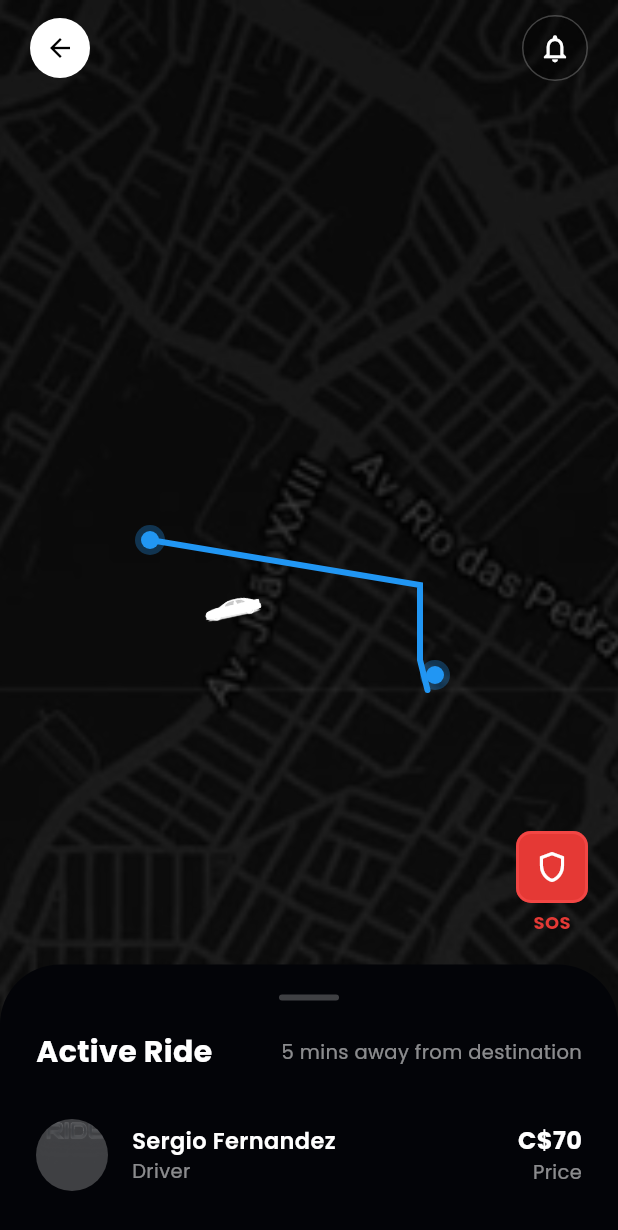
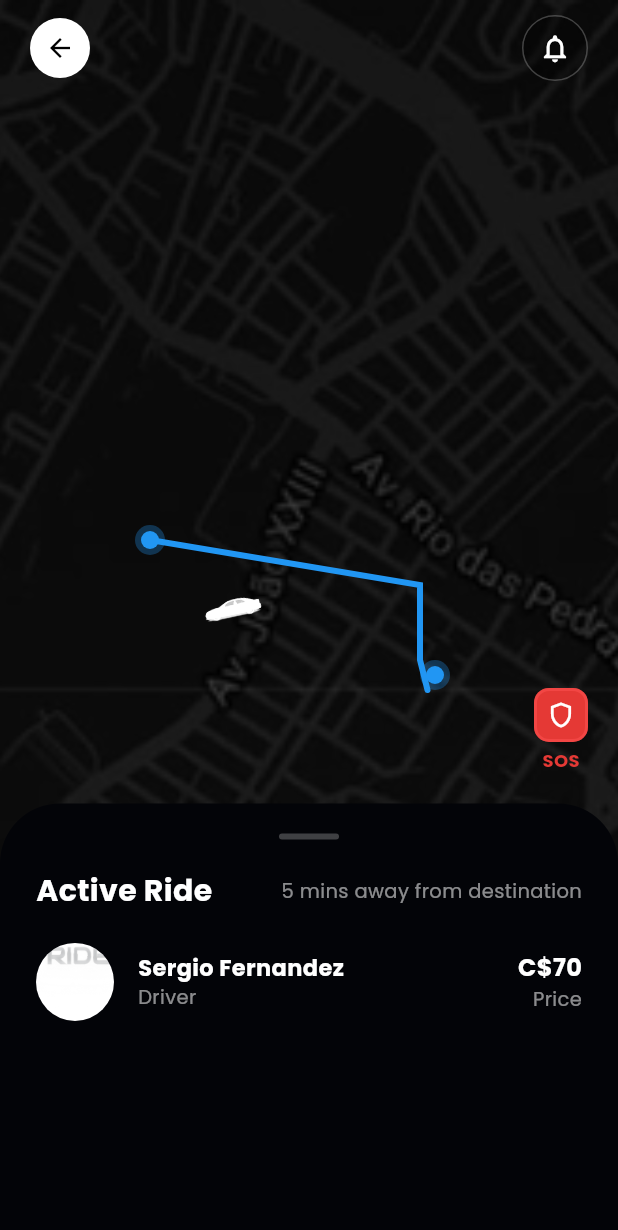
Before and after one commit to RidenTech/riden-passenger-app, a Flutter app: the ActiveRideScreen screen opened directly, on a phone screen of 412 x 824 dp. Shown: the top 1230 px of the screen. Run offline on Flutter 3.47's test engine with Material 3 defaults, Android fonts, the phone set to English and light mode, and no system bars; our stand-ins replace get, google_fonts.

Commit message:
chat/
active ride screen and SOS screen

```diff
--- /dev/null
+++ b/lib/chat/active_ride_screen.dart
@@ -0,0 +1,400 @@
+import 'package:flutter/material.dart';
+import 'package:google_fonts/google_fonts.dart';
+import 'sos_screen.dart';
+
+class ActiveRideScreen extends StatefulWidget {
+  const ActiveRideScreen({super.key});
+
+  @override
+  State<ActiveRideScreen> createState() => _ActiveRideScreenState();
+}
+
+class _ActiveRideScreenState extends State<ActiveRideScreen> {
+  double _sheetPosition = 0.35;
+
+  @override
+  Widget build(BuildContext context) {
+    return Scaffold(
+      backgroundColor: Colors.black,
+      body: Stack(
+        children: [
+          // Map Background
+          Positioned.fill(
+            child: Image.asset(
+              "assets/images/map.png",
+              fit: BoxFit.cover,
+              opacity: const AlwaysStoppedAnimation(0.6),
+            ),
+          ),
+          _buildMapOverlay(),
+          // Top Action Buttons
+          SafeArea(
+            child: Padding(
+              padding: const EdgeInsets.symmetric(horizontal: 20, vertical: 10),
+              child: Row(
+                mainAxisAlignment: MainAxisAlignment.spaceBetween,
+                children: [
+                  GestureDetector(
+                    onTap: () => Navigator.pop(context),
+                    child: Container(
+                      padding: const EdgeInsets.all(10),
+                      decoration: const BoxDecoration(
+                        color: Colors.white,
+                        shape: BoxShape.circle,
+                      ),
+                      child: const Icon(Icons.arrow_back, color: Colors.black, size: 20),
+                    ),
+                  ),
+                  Container(
+                    padding: const EdgeInsets.all(10),
+                    decoration: BoxDecoration(
+                      color: Colors.black.withOpacity(0.3),
+                      shape: BoxShape.circle,
+                      border: Border.all(color: Colors.white24, width: 1),
+                    ),
+                    child: const Icon(Icons.notifications_none_outlined, color: Colors.white, size: 22),
+                  ),
+                ],
+              ),
+            ),
+          ),
+
+          // Dynamic SOS Button on bottom right tracking the sheet position
+          Positioned(
+            right: 20,
+            bottom: (_sheetPosition * MediaQuery.of(context).size.height) + 20,
+            child: GestureDetector(
+              onTap: () => Navigator.push(context, MaterialPageRoute(builder: (_) => const SosScreen())),
+              child: Column(
+                children: [
+                  Container(
+                    padding: const EdgeInsets.all(6),
+                    decoration: BoxDecoration(
+                    color: const Color(0xFFE53935), // Red
+                    borderRadius: BorderRadius.circular(10),
+                    border: Border.all(color: Colors.redAccent.withOpacity(0.5), width: 2),
+                  ),
+                  child: const Icon(Icons.shield_outlined, color: Colors.white, size: 20),
+                ),
+                const SizedBox(height: 4),
+                Text("SOS", style: GoogleFonts.poppins(color: const Color(0xFFE53935), fontSize: 12, fontWeight: FontWeight.bold)),
+              ],
+            ),
+            ),
+          ),
+
+          // Draggable Bottom Sheet
+          NotificationListener<DraggableScrollableNotification>(
+            onNotification: (notification) {
+              setState(() {
+                _sheetPosition = notification.extent;
+              });
+              return true;
+            },
+            child: DraggableScrollableSheet(
+              initialChildSize: 0.35,
+              minChildSize: 0.35,
+              maxChildSize: 0.85,
+              builder: (context, scrollController) {
+                return Container(
+                  padding: const EdgeInsets.fromLTRB(24, 20, 24, 0),
+                  decoration: const BoxDecoration(
+                    color: Color(0xFF030408),
+                    borderRadius: BorderRadius.only(topLeft: Radius.circular(40), topRight: Radius.circular(40)),
+                  ),
+                  child: SingleChildScrollView(
+                    controller: scrollController, // Allow scrolling the sheet
+                    physics: const ClampingScrollPhysics(),
+                    child: Column(
+                      mainAxisSize: MainAxisSize.min,
+                      children: [
+                        Container(width: 40, height: 4, decoration: BoxDecoration(color: Colors.white24, borderRadius: BorderRadius.circular(2))),
+                        const SizedBox(height: 20),
+
+                        Row(
+                          mainAxisAlignment: MainAxisAlignment.spaceBetween,
+                          children: [
+                            Text("Active Ride", style: GoogleFonts.poppins(color: Colors.white, fontSize: 20, fontWeight: FontWeight.bold)),
+                            Text("5 mins away from destination", style: GoogleFonts.poppins(color: Colors.white54, fontSize: 13)),
+                          ],
+                        ),
+                        const SizedBox(height: 20),
+
+                        if (_sheetPosition <= 0.4) ...[
+                          // Collapsed state profile info
+                          Row(
+                            children: [
+                              const CircleAvatar(
+                                radius: 26,
+                                backgroundImage: AssetImage("assets/images/r.png"),
+                                backgroundColor: Colors.white,
+                              ),
+                              const SizedBox(width: 16),
+                              Expanded(
+                                child: Column(
+                                  crossAxisAlignment: CrossAxisAlignment.start,
+                                  children: [
+                                    Text("Sergio Fernandez", style: GoogleFonts.poppins(color: Colors.white, fontSize: 15, fontWeight: FontWeight.bold)),
+                                    Text("Driver", style: GoogleFonts.poppins(color: Colors.white54, fontSize: 13)),
+                                  ],
+                                ),
+                              ),
+                              Column(
+                                crossAxisAlignment: CrossAxisAlignment.end,
+                                children: [
+                                  Text("C\$70", style: GoogleFonts.poppins(color: Colors.white, fontSize: 16, fontWeight: FontWeight.bold)),
+                                  Text("Price", style: GoogleFonts.poppins(color: Colors.white54, fontSize: 13)),
+                                ],
+                              ),
+                            ],
+                          ),
+                        ] else ...[
+                          // Expanded State
+                          // 1. Profile Container
+                          _buildInfoContainer(
+                            child: Row(
+                              children: [
+                                const CircleAvatar(
+                                  radius: 26,
+                                  backgroundImage: AssetImage("assets/images/r.png"),
+                                  backgroundColor: Colors.white24,
+                                ),
+                                const SizedBox(width: 16),
+                                Expanded(
+                                  child: Column(
+                                    crossAxisAlignment: CrossAxisAlignment.start,
+                                    children: [
+                                      Text("Sergio Fernandez", style: GoogleFonts.poppins(color: Colors.white, fontSize: 15, fontWeight: FontWeight.bold)),
+                                      Text("Driver", style: GoogleFonts.poppins(color: Colors.white54, fontSize: 13)),
+                                    ],
+                                  ),
+                                ),
+                              ],
+                            ),
+                          ),
+                          const SizedBox(height: 16),
+
+                          // 2. Destination Container
+                          _buildInfoContainer(
+                            child: Column(
+                              crossAxisAlignment: CrossAxisAlignment.start,
+                              children: [
+                                Text("Destination", style: GoogleFonts.poppins(color: Colors.white, fontSize: 14, fontWeight: FontWeight.bold)),
+                                const SizedBox(height: 16),
+                                Row(
+                                  crossAxisAlignment: CrossAxisAlignment.start,
+                                  children: [
+                                    Column(
+                                      children: [
+                                        const SizedBox(height: 5),
+                                        Container(width: 10, height: 10, decoration: const BoxDecoration(color: Colors.white, shape: BoxShape.circle)),
+                                        const SizedBox(height: 4),
+                                        ...List.generate(7, (index) => Container(
+                                          width: 2, height: 4, margin: const EdgeInsets.only(bottom: 4), color: Colors.white54
+                                        )),
+                                        const Icon(Icons.near_me, color: Colors.blue, size: 16),
+                                      ],
+                                    ),
+                                    const SizedBox(width: 16),
+                                    Expanded(
+                                      child: Column(
+                                        crossAxisAlignment: CrossAxisAlignment.start,
+                                        children: [
+                                          Text("Home", style: GoogleFonts.poppins(color: Colors.white, fontSize: 14, fontWeight: FontWeight.bold)),
+                                          Text("2972 Westheimer Rd. Santa Ana, Illinois 85486", style: GoogleFonts.poppins(color: Colors.white54, fontSize: 12)),
+                                          const SizedBox(height: 24),
+                                          Text("Coffee Shop", style: GoogleFonts.poppins(color: Colors.white, fontSize: 14, fontWeight: FontWeight.bold)),
+                                          Text("1901 Thornridge Cir. Shiloh, Hawaii 81063", style: GoogleFonts.poppins(color: Colors.white54, fontSize: 12)),
+                                        ],
+                                      ),
+                                    ),
+                                  ],
+                                ),
+                              ],
+                            ),
+                          ),
+                          const SizedBox(height: 16),
+
+                          // 3. Ride Details Container
+                          _buildInfoContainer(
+                            child: Column(
+                              crossAxisAlignment: CrossAxisAlignment.start,
+                              children: [
+                                Row(
+                                  mainAxisAlignment: MainAxisAlignment.spaceBetween,
+                                  children: [
+                                    Text("Ride Details", style: GoogleFonts.poppins(color: Colors.white, fontSize: 14, fontWeight: FontWeight.bold)),
+                                    Text("Booking ID : 2345", style: GoogleFonts.poppins(color: Colors.white54, fontSize: 12)),
+                                  ],
+                                ),
+                                const SizedBox(height: 20),
+                                Text("Riden SUV(SI 984-ZWRT)", style: GoogleFonts.poppins(color: Colors.white.withOpacity(0.9), fontSize: 14, fontWeight: FontWeight.w600)),
+                                const Divider(color: Colors.white24, height: 30),
+                                _buildRideDetailRow("Total Distance", "9.8 km"),
+                                const Divider(color: Colors.white24, height: 30),
+                                _buildRideDetailRow("Total Fare", "C\$70"),
+                                const Divider(color: Colors.white24, height: 30),
+                                _buildRideDetailRow("Discount", "C\$0"),
+                                const Divider(color: Colors.white24, height: 30),
+                                _buildRideDetailRow("Payment Method", "Wallet"),
+                              ],
+                            ),
+                          ),
+                          const SizedBox(height: 24),
+
+                          // 4. Add Tips Section
+                          Align(
+                            alignment: Alignment.centerLeft,
+                            child: Text("Add Tips", style: GoogleFonts.poppins(color: Colors.white, fontSize: 16, fontWeight: FontWeight.bold)),
+                          ),
+                          const SizedBox(height: 16),
+                          Row(
+                            mainAxisAlignment: MainAxisAlignment.spaceBetween,
+                            children: ["10%", "15%", "20%", "25%"].map((t) => _buildTipButton(t)).toList(),
+                          ),
+                          const SizedBox(height: 16),
+                          TextButton(
+                            onPressed: () {},
+                            child: Text("Enter Custom Amount", style: GoogleFonts.poppins(color: Colors.blue, fontSize: 14, fontWeight: FontWeight.w600)),
+                          ),
+                        ],
+
+                        SizedBox(height: MediaQuery.of(context).padding.bottom + 20),
+                      ],
+                    ),
+                  ),
+                );
+              },
+            ),
+          ),
+        ],
+      ),
+    );
+  }
+
+  Widget _buildInfoContainer({required Widget child}) {
+    return Container(
+      width: double.infinity,
+      padding: const EdgeInsets.all(16),
+      decoration: BoxDecoration(
+        color: Colors.white.withOpacity(0.6), // 0.6 opacity white
+        borderRadius: BorderRadius.circular(16),
+        border: Border.all(color: Colors.white.withOpacity(0.1)),
+      ),
+      child: child,
+    );
+  }
+
+  Widget _buildRideDetailRow(String title, String value) {
+    return Row(
+      mainAxisAlignment: MainAxisAlignment.spaceBetween,
+      children: [
+        Text(title, style: GoogleFonts.poppins(color: Colors.white.withOpacity(0.9), fontSize: 13, fontWeight: FontWeight.w500)),
+        Text(value, style: GoogleFonts.poppins(color: Colors.white.withOpacity(0.9), fontSize: 13, fontWeight: FontWeight.w500)),
+      ],
+    );
+  }
+
+  Widget _buildTipButton(String text) {
+    return Container(
+      padding: const EdgeInsets.symmetric(horizontal: 22, vertical: 12),
+      decoration: BoxDecoration(
+        color: const Color(0xFF4A5C75), // Blue-grey block color style
+        borderRadius: BorderRadius.circular(8),
+        boxShadow: [
+          BoxShadow(
+            color: Colors.black.withOpacity(0.2),
+            blurRadius: 4,
+            offset: const Offset(0, 2),
+          ),
+        ]
+      ),
+      child: Text(text, style: GoogleFonts.poppins(color: Colors.white, fontSize: 14, fontWeight: FontWeight.bold)),
+    );
+  }
+
+  Widget _buildMapOverlay() {
+    return Positioned.fill(
+      child: Stack(
+        children: [
+          Positioned(
+             top: 360,
+             left: 100,
+             child: CustomPaint(
+                size: const Size(200, 100),
+                painter: RoutePainterChat(),
+             ),
+          ),
+          Positioned(
+            top: 395,
+            left: 135,
+            child: Transform.rotate(
+              angle: -0.2, // rotate right
+              child: Image.asset("assets/images/car.png", width: 40, height: 20, fit: BoxFit.contain, color: Colors.white),
+            ),
+          ),
+          Positioned(
+            top: 350,
+            left: 90,
+            child: Container(
+              padding: const EdgeInsets.all(4),
+              decoration: BoxDecoration(
+                color: Colors.blue.withOpacity(0.3),
+                shape: BoxShape.circle,
+              ),
+              child: Container(
+                width: 12,
+                height: 12,
+                decoration: const BoxDecoration(
+                  color: Colors.blue,
+                  shape: BoxShape.circle,
+                ),
+              ),
+            ),
+          ),
+          Positioned(
+            top: 440,
+            left: 280,
+            child: Container(
+              padding: const EdgeInsets.all(4),
+              decoration: BoxDecoration(
+                color: Colors.blue.withOpacity(0.3),
+                shape: BoxShape.circle,
+              ),
+              child: Container(
+                width: 12,
+                height: 12,
+                decoration: const BoxDecoration(
+                  color: Colors.blue,
+                  shape: BoxShape.circle,
+                ),
+              ),
+            ),
+          ),
+        ],
+      ),
+    );
+  }
+}
+
+class RoutePainterChat extends CustomPainter {
+  @override
+  void paint(Canvas canvas, Size size) {
+    Paint paint = Paint()
+      ..color = Colors.blue
+      ..strokeWidth = 4
+      ..strokeCap = StrokeCap.round
+      ..style = PaintingStyle.stroke;
+
+    Path path = Path();
+    path.moveTo(0, 0);
+    path.lineTo(size.width * 0.9, size.height * 0.3);
+    path.lineTo(size.width * 0.9, size.height * 0.8);
+    path.lineTo(size.width - 15, size.height);
+
+    canvas.drawPath(path, paint);
+  }
+
+  @override
+  bool shouldRepaint(covariant CustomPainter oldDelegate) => false;
+}
--- a/lib/home/active_ride_screen.dart
+++ b/lib/chat/sos_screen.dart
@@ -1,8 +1,8 @@
 import 'package:flutter/material.dart';
 import 'package:google_fonts/google_fonts.dart';
 
-class ActiveRideScreen extends StatelessWidget {
-  const ActiveRideScreen({super.key});
+class SosScreen extends StatelessWidget {
+  const SosScreen({super.key});
 
   @override
   Widget build(BuildContext context) {
@@ -19,6 +19,7 @@ class ActiveRideScreen extends StatelessWidget {
             ),
           ),
           _buildMapOverlay(),
+
           // Top Action Buttons
           SafeArea(
             child: Padding(
@@ -51,87 +52,75 @@ class ActiveRideScreen extends StatelessWidget {
             ),
           ),
 
-          // Bottom Area contains SOS + Bottom Sheet
+          // Bottom Sheet Overlay
           Align(
             alignment: Alignment.bottomCenter,
-            child: Column(
-              mainAxisSize: MainAxisSize.min,
-              crossAxisAlignment: CrossAxisAlignment.end,
-              children: [
-                // SOS Button
-                Padding(
-                  padding: const EdgeInsets.only(right: 20, bottom: 20),
-                  child: Column(
-                    children: [
-                      Container(
-                        padding: const EdgeInsets.all(10),
-                        decoration: BoxDecoration(
-                          color: const Color(0xFFE53935), // Red
-                          borderRadius: BorderRadius.circular(10),
-                          border: Border.all(color: Colors.redAccent.withOpacity(0.5), width: 2),
-                        ),
-                        child: const Icon(Icons.shield_outlined, color: Colors.white, size: 24),
-                      ),
-                      const SizedBox(height: 4),
-                      Text("SOS", style: GoogleFonts.poppins(color: const Color(0xFFE53935), fontSize: 12, fontWeight: FontWeight.bold)),
-                    ],
-                  ),
-                ),
-                // Bottom Sheet
-                Container(
+            child: Container(
+              height: MediaQuery.of(context).size.height * 0.35, // Approx ~35%, leaving ~65% covered by Map
               width: double.infinity,
-                  padding: const EdgeInsets.fromLTRB(24, 20, 24, 30),
+              padding: const EdgeInsets.fromLTRB(24, 35, 24, 20),
               decoration: const BoxDecoration(
                 color: Color(0xFF030408),
                 borderRadius: BorderRadius.only(topLeft: Radius.circular(40), topRight: Radius.circular(40)),
               ),
               child: Column(
-                    mainAxisSize: MainAxisSize.min,
                  children: [
-                      Container(width: 40, height: 4, decoration: BoxDecoration(color: Colors.white24, borderRadius: BorderRadius.circular(2))),
-                      const SizedBox(height: 20),
+                   Text("Are You Safe ?", style: GoogleFonts.poppins(color: Colors.white, fontSize: 24, fontWeight: FontWeight.bold)),
+                   const SizedBox(height: 35),
 
+                   // Action Buttons Row
                    Row(
-                        mainAxisAlignment: MainAxisAlignment.spaceBetween,
                      children: [
-                          Text("Active Ride", style: GoogleFonts.poppins(color: Colors.white, fontSize: 20, fontWeight: FontWeight.bold)),
-                          Text("5 mins away from destination", style: GoogleFonts.poppins(color: Colors.white54, fontSize: 13)),
+                       Expanded(child: _buildActionCard(Icons.call_rounded, "Call Emergency")),
+                       const SizedBox(width: 16),
+                       Expanded(child: _buildActionCard(Icons.share_rounded, "Share Ride Details")),
                      ],
                    ),
-                      const SizedBox(height: 30),
+                   const Spacer(),
 
-                      Row(
-                        children: [
-                          const CircleAvatar(
-                            radius: 24,
-                            backgroundImage: AssetImage("assets/images/r.png"),
-                            backgroundColor: Colors.white24,
+                   // Cancel Button
+                   SizedBox(
+                     width: double.infinity,
+                     height: 55,
+                     child: ElevatedButton(
+                       style: ElevatedButton.styleFrom(
+                         backgroundColor: const Color.fromRGBO(255, 58, 58, 0.7),
+                         shape: RoundedRectangleBorder(borderRadius: BorderRadius.circular(12)),
+                         elevation: 0,
                        ),
-                          const SizedBox(width: 16),
-                          Expanded(
-                            child: Column(
-                              crossAxisAlignment: CrossAxisAlignment.start,
-                              children: [
-                                Text("Sergio Fernandez", style: GoogleFonts.poppins(color: Colors.white, fontSize: 15, fontWeight: FontWeight.w600)),
-                                Text("Driver", style: GoogleFonts.poppins(color: Colors.white54, fontSize: 13)),
-                              ],
+                       onPressed: () => Navigator.pop(context),
+                       child: Text("Cancel", style: GoogleFonts.poppins(color: Colors.white, fontSize: 16, fontWeight: FontWeight.w600)),
+                     )
                    ),
+                   SizedBox(height: MediaQuery.of(context).padding.bottom + 5),
+                 ]
               ),
-                          Column(
-                            crossAxisAlignment: CrossAxisAlignment.end,
-                            children: [
-                              Text("C\$70", style: GoogleFonts.poppins(color: Colors.white, fontSize: 16, fontWeight: FontWeight.bold)),
-                              Text("Price", style: GoogleFonts.poppins(color: Colors.white54, fontSize: 13)),
-                            ],
-                          ),
-                        ],
-                      ),
-                      SizedBox(height: MediaQuery.of(context).padding.bottom),
-                    ],
             ),
           ),
         ],
       ),
+    );
+  }
+
+  Widget _buildActionCard(IconData icon, String text) {
+    return Container(
+      padding: const EdgeInsets.symmetric(horizontal: 10, vertical: 12),
+      decoration: BoxDecoration(
+        color: Colors.white.withOpacity(0.6), // Matching opacity 6
+        borderRadius: BorderRadius.circular(14),
+        border: Border.all(color: Colors.white.withOpacity(0.1)),
+      ),
+      child: Row(
+        mainAxisAlignment: MainAxisAlignment.center,
+        children: [
+          Container(
+            padding: const EdgeInsets.all(6),
+            decoration: BoxDecoration(color: Colors.blue[600], borderRadius: BorderRadius.circular(8)),
+            child: Icon(icon, color: Colors.white, size: 16),
+          ),
+          const SizedBox(width: 8),
+          Expanded(
+            child: Text(text, style: GoogleFonts.poppins(color: Colors.black.withOpacity(0.85), fontSize: 11, fontWeight: FontWeight.w600), maxLines: 1, overflow: TextOverflow.ellipsis),
           ),
         ],
       ),
--- a/lib/home/driver_search_view.dart
+++ b/lib/home/driver_search_view.dart
@@ -1,8 +1,8 @@
 import 'dart:async';
 import 'package:flutter/material.dart';
 import 'package:google_fonts/google_fonts.dart';
-import 'chat_screen.dart';
-import 'call_screen.dart';
+import '../chat/chat_screen.dart';
+import '../chat/call_screen.dart';
 
 class DriverSearchView extends StatefulWidget {
   const DriverSearchView({super.key});
--- a/pubspec.yaml
+++ b/pubspec.yaml
@@ -43,6 +43,7 @@ dependencies:
   geolocator: ^14.0.2
   http: ^1.6.0
   google_polyline_algorithm: ^3.1.0
+  dotted_line: ^3.2.3
 dev_dependencies:
   flutter_test:
     sdk: flutter
```
Also changed, not shown: pubspec.lock. Lines whose indentation alone changed are shown as unchanged.
